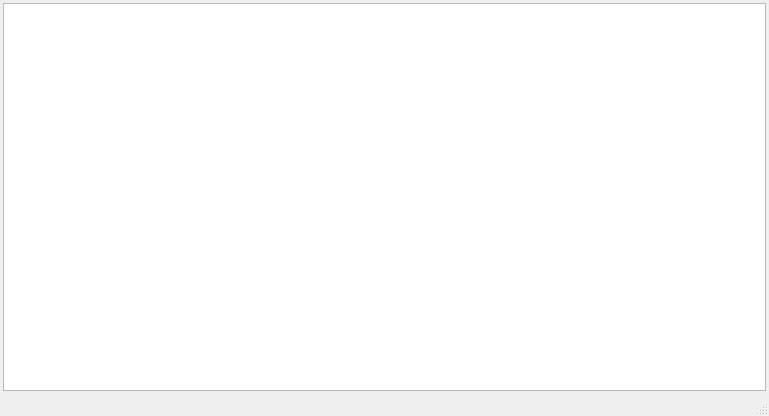
Before: the Qt Designer form mainwindow.ui in trdm/Clint, drawn with Qt 5.
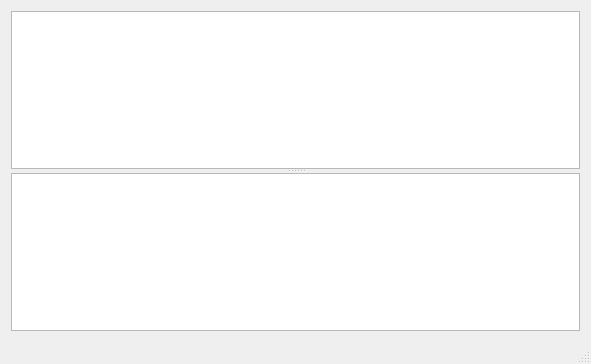
After: the same form once the commit is applied. Icons and pictures are not drawn.

Commit message: + просмотр сохранения буфера

```diff
--- a/mainwindow.ui
+++ b/mainwindow.ui
@@ -6,8 +6,8 @@
    <rect>
     <x>0</x>
     <y>0</y>
-    <width>769</width>
-    <height>416</height>
+    <width>591</width>
+    <height>364</height>
    </rect>
   </property>
   <property name="windowTitle">
@@ -19,26 +19,21 @@
   </property>
   <widget class="QWidget" name="centralWidget">
    <layout class="QVBoxLayout" name="verticalLayout">
-    <property name="spacing">
-     <number>2</number>
-    </property>
-    <property name="leftMargin">
-     <number>3</number>
-    </property>
-    <property name="topMargin">
-     <number>3</number>
-    </property>
-    <property name="rightMargin">
-     <number>3</number>
-    </property>
-    <property name="bottomMargin">
-     <number>3</number>
-    </property>
     <item>
-     <widget class="QListWidget" name="listWidget">
-      <property name="alternatingRowColors">
-       <bool>true</bool>
+     <widget class="QSplitter" name="splitter">
+      <property name="orientation">
+       <enum>Qt::Vertical</enum>
       </property>
+      <widget class="QListWidget" name="listWidget">
+       <property name="alternatingRowColors">
+        <bool>true</bool>
+       </property>
+      </widget>
+      <widget class="QTextEdit" name="textEdit">
+       <property name="readOnly">
+        <bool>true</bool>
+       </property>
+      </widget>
      </widget>
     </item>
    </layout>
```
Left out of the diff: 2 changed lines with no effect on the pictures. The commit also changes 2 other files.
